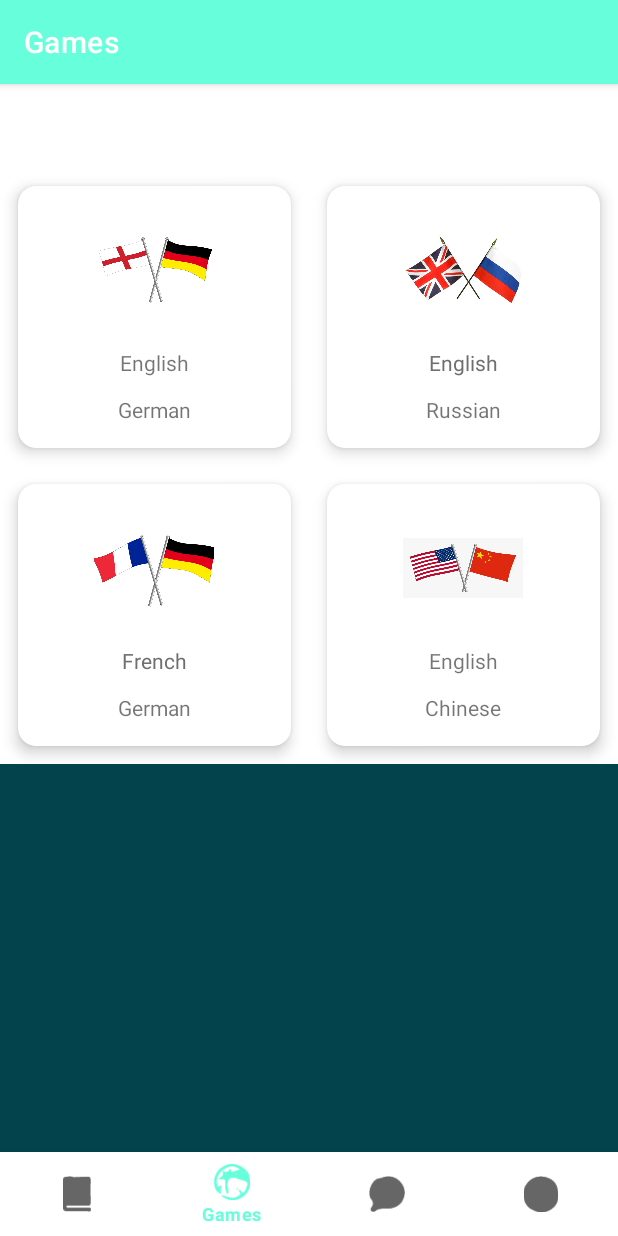
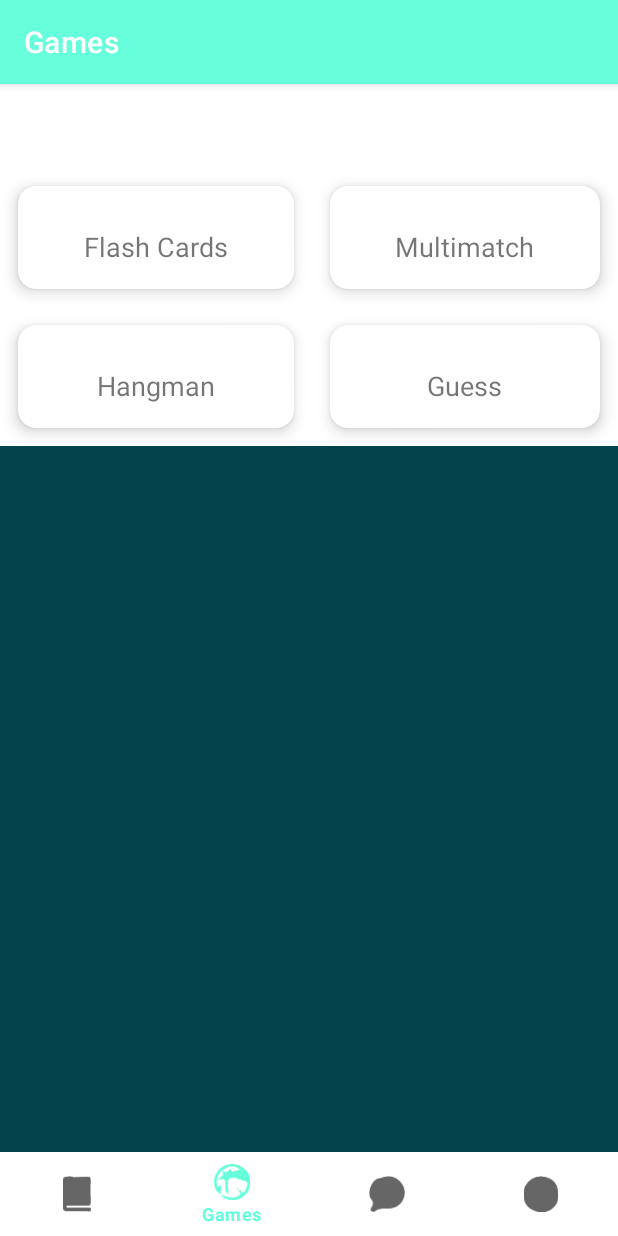
Before and after one commit to AlekseiSkr/ProjectStem, an Android app: the GamesFragment screen opened through its navigation route, on a phone screen of 412 x 824 dp. Run offline under Robolectric (Android 15) with nearby library versions, the phone set to English and light mode, and no system bars; our stand-ins replace navigation-ui; 2 statements that could not run were skipped.

Commit message:
Mini games front-end. The main menu of the games.

```diff
--- a/app/src/main/res/layout/fragment_games.xml
+++ b/app/src/main/res/layout/fragment_games.xml
@@ -8,9 +8,6 @@
     tools:context=".MainActivity">
 
     <ScrollView
-        xmlns:android="http://schemas.android.com/apk/res/android"
-        xmlns:app="http://schemas.android.com/apk/res-auto"
-        xmlns:tools="http://schemas.android.com/tools"
         android:layout_width="match_parent"
         android:layout_height="match_parent"
         android:background="#03444C"
@@ -30,9 +27,9 @@
                 android:layout_height="wrap_content"
                 android:layout_columnWeight="1"
                 android:layout_rowWeight="1"
-                app:cardElevation="6dp"
-                app:cardCornerRadius="12dp"
-                android:layout_margin="12dp"
+                app:cardElevation="6sp"
+                app:cardCornerRadius="12sp"
+                android:layout_margin="12sp"
                 >
 
                 <LinearLayout
@@ -40,28 +37,14 @@
                     android:layout_height="match_parent"
                     android:gravity="center"
                     android:orientation="vertical"
-                    android:padding="16dp">
-
-                    <ImageView
-                        android:layout_width="80dp"
-                        android:layout_height="80dp"
-                        android:src="@drawable/engdeu">
-                    </ImageView>
+                    android:padding="16sp">
 
                     <TextView
                         android:layout_width="wrap_content"
                         android:layout_height="wrap_content"
-                        android:layout_marginTop="12dp"
-                        android:testSize="18sp"
-                        android:text="English">
-                    </TextView>
-
-                    <TextView
-                        android:layout_width="wrap_content"
-                        android:layout_height="wrap_content"
-                        android:layout_marginTop="12dp"
-                        android:testSize="18sp"
-                        android:text="German">
+                        android:layout_marginTop="12sp"
+                        android:textSize="18sp"
+                        android:text="@string/FlashCards">
                     </TextView>
                 </LinearLayout>
             </androidx.cardview.widget.CardView>
@@ -71,9 +54,9 @@
                 android:layout_height="wrap_content"
                 android:layout_columnWeight="1"
                 android:layout_rowWeight="1"
-                app:cardElevation="6dp"
-                app:cardCornerRadius="12dp"
-                android:layout_margin="12dp"
+                app:cardElevation="6sp"
+                app:cardCornerRadius="12sp"
+                android:layout_margin="12sp"
                 >
 
                 <LinearLayout
@@ -81,29 +64,14 @@
                     android:layout_height="match_parent"
                     android:gravity="center"
                     android:orientation="vertical"
-                    android:padding="16dp">
-
-                    <ImageView
-                        android:layout_width="80dp"
-                        android:layout_height="80dp"
-                        android:src="@drawable/engrus">
-                    </ImageView>
+                    android:padding="16sp">
 
                     <TextView
                         android:layout_width="wrap_content"
                         android:layout_height="wrap_content"
-                        android:layout_marginTop="12dp"
-                        android:testSize="18sp"
-                        android:text="English"
-                        android:textColor="#6f6f6f">
-                    </TextView>
-
-                    <TextView
-                        android:layout_width="wrap_content"
-                        android:layout_height="wrap_content"
-                        android:layout_marginTop="12dp"
-                        android:testSize="18sp"
-                        android:text="Russian">
+                        android:layout_marginTop="12sp"
+                        android:textSize="18sp"
+                        android:text="@string/Multimatch">
                     </TextView>
                 </LinearLayout>
             </androidx.cardview.widget.CardView>
@@ -113,9 +81,9 @@
                 android:layout_height="wrap_content"
                 android:layout_columnWeight="1"
                 android:layout_rowWeight="1"
-                app:cardElevation="6dp"
-                app:cardCornerRadius="12dp"
-                android:layout_margin="12dp"
+                app:cardElevation="6sp"
+                app:cardCornerRadius="12sp"
+                android:layout_margin="12sp"
                 >
 
                 <LinearLayout
@@ -123,29 +91,14 @@
                     android:layout_height="match_parent"
                     android:gravity="center"
                     android:orientation="vertical"
-                    android:padding="16dp">
-
-                    <ImageView
-                        android:layout_width="80dp"
-                        android:layout_height="80dp"
-                        android:src="@drawable/deufre">
-                    </ImageView>
+                    android:padding="16sp">
 
                     <TextView
                         android:layout_width="wrap_content"
                         android:layout_height="wrap_content"
-                        android:layout_marginTop="12dp"
-                        android:testSize="18sp"
-                        android:text="French"
-                        android:textColor="#6f6f6f">
-                    </TextView>
-
-                    <TextView
-                        android:layout_width="wrap_content"
-                        android:layout_height="wrap_content"
-                        android:layout_marginTop="12dp"
-                        android:testSize="18sp"
-                        android:text="German">
+                        android:layout_marginTop="12sp"
+                        android:textSize="18sp"
+                        android:text="@string/Hangman">
                     </TextView>
                 </LinearLayout>
             </androidx.cardview.widget.CardView>
@@ -155,9 +108,9 @@
                 android:layout_height="wrap_content"
                 android:layout_columnWeight="1"
                 android:layout_rowWeight="1"
-                app:cardElevation="6dp"
-                app:cardCornerRadius="12dp"
-                android:layout_margin="12dp"
+                app:cardElevation="6sp"
+                app:cardCornerRadius="12sp"
+                android:layout_margin="12sp"
                 >
 
                 <LinearLayout
@@ -165,28 +118,14 @@
                     android:layout_height="match_parent"
                     android:gravity="center"
                     android:orientation="vertical"
-                    android:padding="16dp">
-
-                    <ImageView
-                        android:layout_width="80dp"
-                        android:layout_height="80dp"
-                        android:src="@drawable/usch">
-                    </ImageView>
+                    android:padding="16sp">
 
                     <TextView
                         android:layout_width="wrap_content"
                         android:layout_height="wrap_content"
-                        android:layout_marginTop="12dp"
-                        android:testSize="18sp"
-                        android:text="English">
-                    </TextView>
-
-                    <TextView
-                        android:layout_width="wrap_content"
-                        android:layout_height="wrap_content"
-                        android:layout_marginTop="12dp"
-                        android:testSize="18sp"
-                        android:text="Chinese">
+                        android:layout_marginTop="12sp"
+                        android:textSize="18sp"
+                        android:text="@string/Guess">
                     </TextView>
                 </LinearLayout>
             </androidx.cardview.widget.CardView>
--- a/app/src/main/res/values/strings.xml
+++ b/app/src/main/res/values/strings.xml
@@ -17,6 +17,10 @@
     <string name="Russian">Russian</string>
     <string name="Add">Add</string>
     <string name="Flag">Flag</string>
+    <string name="FlashCards">Flash Cards</string>
+    <string name="Multimatch">Multimatch</string>
+    <string name="Hangman">Hangman</string>
+    <string name="Guess">Guess</string>
 
 
     <string-array name="lCategory">
```
